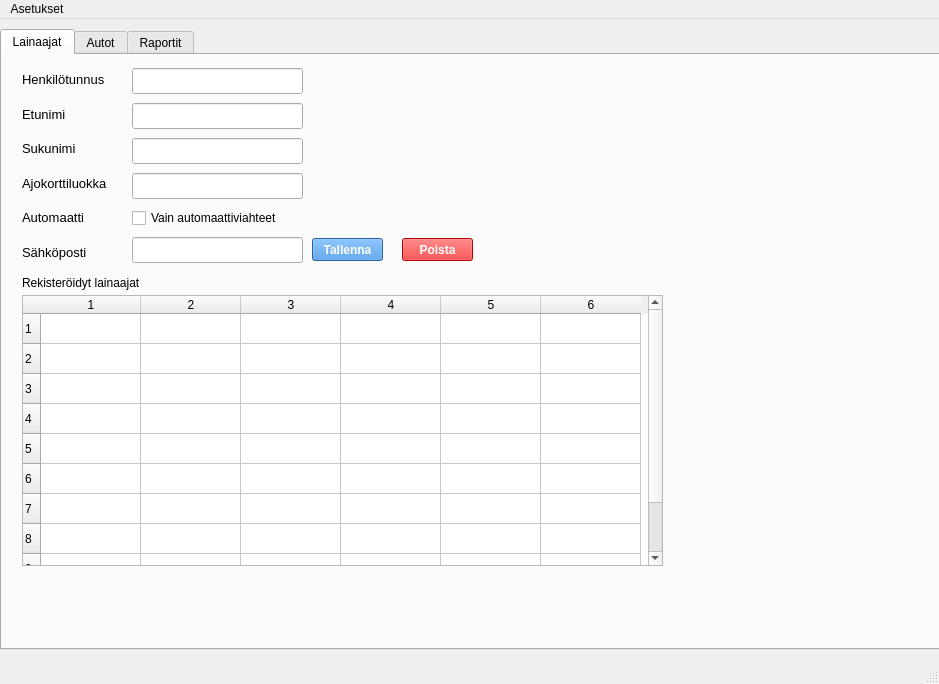
The window that administrative.ui (HennaSalla/Autolainaus_hallinta) describes before a commit, drawn with Qt 5.
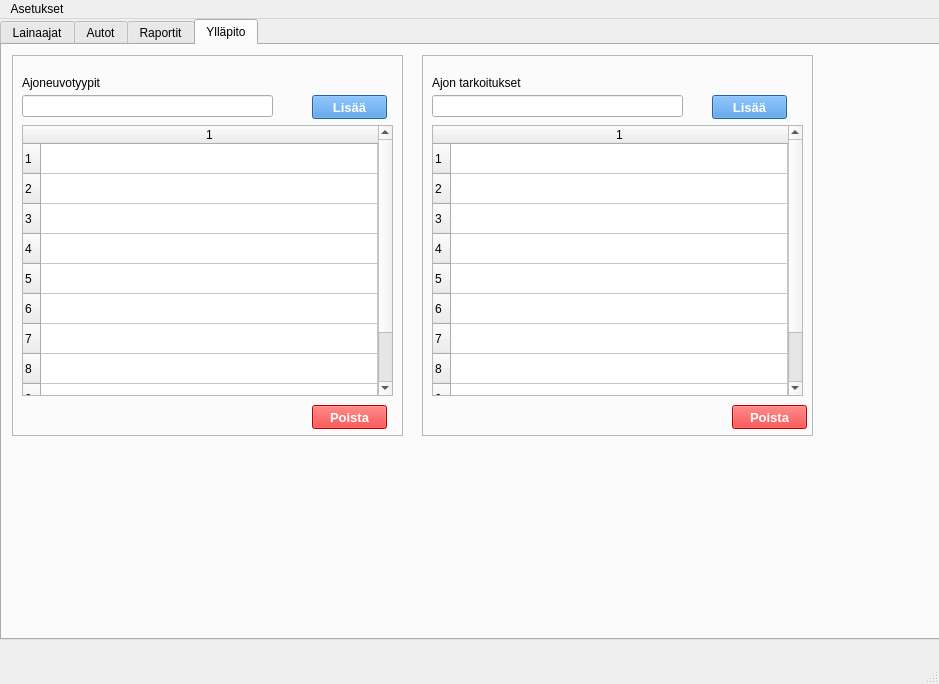
The same window after the commit. The open tabs and pages were chosen to show the change. Icons and pictures are not drawn.

Patch:
```diff
--- a/administrative.ui
+++ b/administrative.ui
@@ -21,7 +21,7 @@
     <property name="geometry">
      <rect>
       <x>0</x>
-      <y>10</y>
+      <y>0</y>
       <width>1011</width>
       <height>621</height>
      </rect>
@@ -141,6 +141,9 @@
          <property name="locale">
           <locale language="Finnish" country="Finland"/>
          </property>
+         <property name="placeholderText">
+          <string>Pakollinen tieto</string>
+         </property>
          <property name="clearButtonEnabled">
           <bool>true</bool>
          </property>
@@ -156,6 +159,9 @@
          <property name="locale">
           <locale language="Finnish" country="Finland"/>
          </property>
+         <property name="placeholderText">
+          <string>Pakollinen tieto</string>
+         </property>
          <property name="clearButtonEnabled">
           <bool>true</bool>
          </property>
@@ -171,6 +177,9 @@
          <property name="locale">
           <locale language="Finnish" country="Finland"/>
          </property>
+         <property name="placeholderText">
+          <string>Pakollinen tieto</string>
+         </property>
          <property name="clearButtonEnabled">
           <bool>true</bool>
          </property>
@@ -186,6 +195,9 @@
          <property name="locale">
           <locale language="Finnish" country="Finland"/>
          </property>
+         <property name="placeholderText">
+          <string>Pakollinen tieto</string>
+         </property>
          <property name="clearButtonEnabled">
           <bool>true</bool>
          </property>
@@ -211,6 +223,9 @@
          <property name="locale">
           <locale language="Finnish" country="Finland"/>
          </property>
+         <property name="placeholderText">
+          <string>Valinainen tieto</string>
+         </property>
          <property name="clearButtonEnabled">
           <bool>true</bool>
          </property>
@@ -1245,6 +1260,274 @@
       </property>
      </widget>
     </widget>
+    <widget class="QWidget" name="maitinanceTab">
+     <property name="cursor">
+      <cursorShape>ArrowCursor</cursorShape>
+     </property>
+     <attribute name="title">
+      <string>Ylläpito</string>
+     </attribute>
+     <widget class="QFrame" name="frame">
+      <property name="geometry">
+       <rect>
+        <x>10</x>
+        <y>10</y>
+        <width>391</width>
+        <height>381</height>
+       </rect>
+      </property>
+      <property name="frameShape">
+       <enum>QFrame::Shape::StyledPanel</enum>
+      </property>
+      <property name="frameShadow">
+       <enum>QFrame::Shadow::Raised</enum>
+      </property>
+      <widget class="QTableWidget" name="vehicleTypeAddTableWidget">
+       <property name="geometry">
+        <rect>
+         <x>10</x>
+         <y>70</y>
+         <width>371</width>
+         <height>271</height>
+        </rect>
+       </property>
+       <property name="toolTip">
+        <string>&lt;html&gt;&lt;head/&gt;&lt;body&gt;&lt;p&gt;Voit poistaa ajoneuvotyypin valitsemalla sen taulukosta ja painamalla Poista painiketta. Jos Tyypillä on jo ajopäiväkirja merkintöjä poistaminen ei ole mahdollista.&lt;/p&gt;&lt;/body&gt;&lt;/html&gt;</string>
+       </property>
+       <property name="rowCount">
+        <number>10</number>
+       </property>
+       <property name="columnCount">
+        <number>1</number>
+       </property>
+       <attribute name="horizontalHeaderShowSortIndicator" stdset="0">
+        <bool>true</bool>
+       </attribute>
+       <attribute name="horizontalHeaderStretchLastSection">
+        <bool>true</bool>
+       </attribute>
+       <row/>
+       <row/>
+       <row/>
+       <row/>
+       <row/>
+       <row/>
+       <row/>
+       <row/>
+       <row/>
+       <row/>
+       <column/>
+      </widget>
+      <widget class="QLineEdit" name="vehicleTypeAddLineEdit">
+       <property name="geometry">
+        <rect>
+         <x>10</x>
+         <y>40</y>
+         <width>251</width>
+         <height>22</height>
+        </rect>
+       </property>
+       <property name="toolTip">
+        <string>&lt;html&gt;&lt;head/&gt;&lt;body&gt;&lt;p&gt;Kirjoita kenttään lisättävä ajaneuvotyyppi ja paina Lisää painiketta. Painike tulee näkyviin kirjoitaessasi kentään.&lt;/p&gt;&lt;/body&gt;&lt;/html&gt;</string>
+       </property>
+      </widget>
+      <widget class="QPushButton" name="vehicleTypeAddPushButton">
+       <property name="geometry">
+        <rect>
+         <x>300</x>
+         <y>40</y>
+         <width>75</width>
+         <height>24</height>
+        </rect>
+       </property>
+       <property name="font">
+        <font>
+         <pointsize>10</pointsize>
+         <bold>true</bold>
+        </font>
+       </property>
+       <property name="cursor">
+        <cursorShape>PointingHandCursor</cursorShape>
+       </property>
+       <property name="styleSheet">
+        <string notr="true">background-color: rgb(57, 136, 220);
+color: rgb(255, 255, 255);</string>
+       </property>
+       <property name="text">
+        <string>Lisää</string>
+       </property>
+      </widget>
+      <widget class="QPushButton" name="vehicleTypeRemovePushButton">
+       <property name="geometry">
+        <rect>
+         <x>300</x>
+         <y>350</y>
+         <width>75</width>
+         <height>24</height>
+        </rect>
+       </property>
+       <property name="font">
+        <font>
+         <pointsize>10</pointsize>
+         <bold>true</bold>
+        </font>
+       </property>
+       <property name="cursor">
+        <cursorShape>PointingHandCursor</cursorShape>
+       </property>
+       <property name="styleSheet">
+        <string notr="true">background-color: rgb(255, 0, 0);
+color: rgb(255, 255, 255);</string>
+       </property>
+       <property name="text">
+        <string>Poista</string>
+       </property>
+      </widget>
+      <widget class="QLabel" name="VehicleTypeAddLabel">
+       <property name="geometry">
+        <rect>
+         <x>10</x>
+         <y>20</y>
+         <width>91</width>
+         <height>16</height>
+        </rect>
+       </property>
+       <property name="text">
+        <string>Ajoneuvotyypit</string>
+       </property>
+      </widget>
+     </widget>
+     <widget class="QFrame" name="frame_2">
+      <property name="geometry">
+       <rect>
+        <x>420</x>
+        <y>10</y>
+        <width>391</width>
+        <height>381</height>
+       </rect>
+      </property>
+      <property name="frameShape">
+       <enum>QFrame::Shape::StyledPanel</enum>
+      </property>
+      <property name="frameShadow">
+       <enum>QFrame::Shadow::Raised</enum>
+      </property>
+      <widget class="QTableWidget" name="reasonAddTableWidget">
+       <property name="geometry">
+        <rect>
+         <x>10</x>
+         <y>70</y>
+         <width>371</width>
+         <height>271</height>
+        </rect>
+       </property>
+       <property name="toolTip">
+        <string>&lt;html&gt;&lt;head/&gt;&lt;body&gt;&lt;p&gt;Voit poistaa ajon tarkoituksen valitsemalla sen taulukosta ja painamalla Poista painiketta. Jos tarkoituksella on jo ajopäiväkirja merkintöjä ei poistaminen ole mahdollista.&lt;/p&gt;&lt;/body&gt;&lt;/html&gt;</string>
+       </property>
+       <property name="rowCount">
+        <number>10</number>
+       </property>
+       <property name="columnCount">
+        <number>1</number>
+       </property>
+       <attribute name="horizontalHeaderShowSortIndicator" stdset="0">
+        <bool>true</bool>
+       </attribute>
+       <attribute name="horizontalHeaderStretchLastSection">
+        <bool>true</bool>
+       </attribute>
+       <row/>
+       <row/>
+       <row/>
+       <row/>
+       <row/>
+       <row/>
+       <row/>
+       <row/>
+       <row/>
+       <row/>
+       <column/>
+      </widget>
+      <widget class="QLineEdit" name="reasonAddLineEdit">
+       <property name="geometry">
+        <rect>
+         <x>10</x>
+         <y>40</y>
+         <width>251</width>
+         <height>22</height>
+        </rect>
+       </property>
+       <property name="toolTip">
+        <string>&lt;html&gt;&lt;head/&gt;&lt;body&gt;&lt;p&gt;Kirjoita kentään lisätävä ajon tarkoitus ja painaa Lisää painiketta. Painike tulee näkyviin kuin krijoitat kentään.&lt;/p&gt;&lt;/body&gt;&lt;/html&gt;</string>
+       </property>
+      </widget>
+      <widget class="QPushButton" name="reasonAddPushButton">
+       <property name="geometry">
+        <rect>
+         <x>290</x>
+         <y>40</y>
+         <width>75</width>
+         <height>24</height>
+        </rect>
+       </property>
+       <property name="font">
+        <font>
+         <pointsize>10</pointsize>
+         <bold>true</bold>
+        </font>
+       </property>
+       <property name="cursor">
+        <cursorShape>PointingHandCursor</cursorShape>
+       </property>
+       <property name="styleSheet">
+        <string notr="true">color: rgb(255, 255, 255);
+background-color: rgb(57, 136, 220);</string>
+       </property>
+       <property name="text">
+        <string>Lisää</string>
+       </property>
+      </widget>
+      <widget class="QPushButton" name="reasonRemovePushButton">
+       <property name="geometry">
+        <rect>
+         <x>310</x>
+         <y>350</y>
+         <width>75</width>
+         <height>24</height>
+        </rect>
+       </property>
+       <property name="font">
+        <font>
+         <pointsize>10</pointsize>
+         <bold>true</bold>
+        </font>
+       </property>
+       <property name="cursor">
+        <cursorShape>PointingHandCursor</cursorShape>
+       </property>
+       <property name="styleSheet">
+        <string notr="true">color: rgb(255, 255, 255);
+background-color: rgb(255, 0, 0);</string>
+       </property>
+       <property name="text">
+        <string>Poista</string>
+       </property>
+      </widget>
+      <widget class="QLabel" name="reasonAddLabel">
+       <property name="geometry">
+        <rect>
+         <x>10</x>
+         <y>20</y>
+         <width>101</width>
+         <height>16</height>
+        </rect>
+       </property>
+       <property name="text">
+        <string>Ajon tarkoitukset</string>
+       </property>
+      </widget>
+     </widget>
+    </widget>
    </widget>
   </widget>
   <widget class="QMenuBar" name="menubar">
```
Left out of the diff: 60 changed lines with no effect on the pictures.
